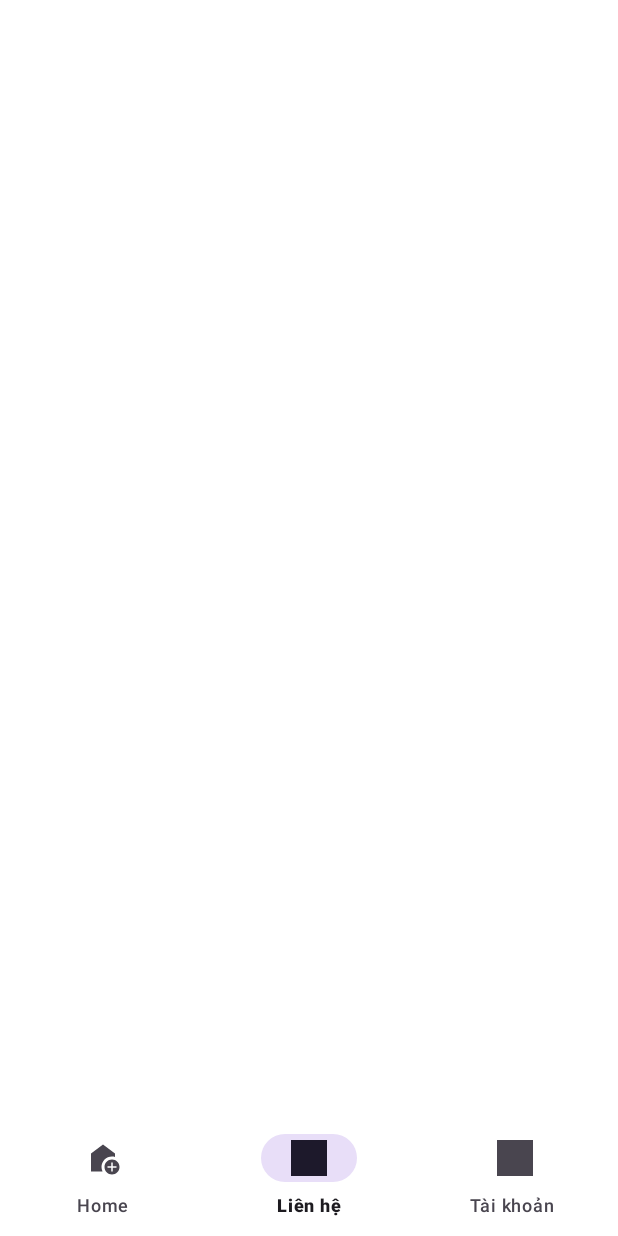
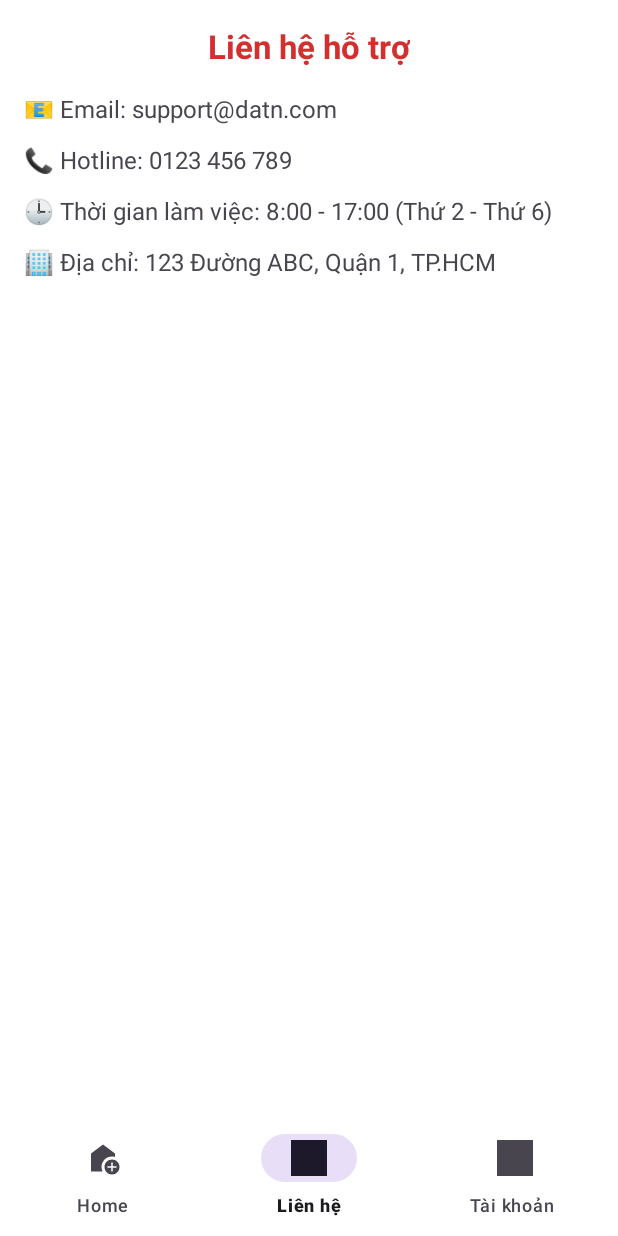
Before and after one commit to QuanTD05/Furniture-store, an Android app: the AdminActivity screen opened directly, with no data from a screen before it, item 2 of the bottom bar chosen, on a phone screen of 412 x 824 dp. Run offline under Robolectric (Android 15) with nearby library versions, the phone set to English and light mode, and no system bars.

Commit message:
thêm các nút buttom cho admin và user

```diff
--- a/app/build.gradle
+++ b/app/build.gradle
@@ -44,5 +44,6 @@ dependencies {
     implementation 'com.google.firebase:firebase-database'
     apply plugin: 'com.android.application'
     apply plugin: 'com.google.gms.google-services'
+    implementation 'androidx.fragment:fragment:1.6.1'
 
 }
--- a/app/src/main/java/com/example/datn/AdminActivity.java
+++ b/app/src/main/java/com/example/datn/AdminActivity.java
@@ -1,24 +1,52 @@
 package com.example.datn;
 
 import android.os.Bundle;
+import androidx.appcompat.app.AppCompatActivity;
+import androidx.fragment.app.Fragment;
 
-import androidx.activity.EdgeToEdge;
-import androidx.appcompat.app.AppCompatActivity;
-import androidx.core.graphics.Insets;
-import androidx.core.view.ViewCompat;
-import androidx.core.view.WindowInsetsCompat;
+import com.example.datn.AdminFragment.HomeFragment;
+import com.example.datn.AdminFragment.ContactFragment;
+import com.example.datn.AdminFragment.ProfileFragment;
+import com.google.android.material.bottomnavigation.BottomNavigationView;
+
 
 public class AdminActivity extends AppCompatActivity {
 
     @Override
     protected void onCreate(Bundle savedInstanceState) {
         super.onCreate(savedInstanceState);
-        EdgeToEdge.enable(this);
         setContentView(R.layout.activity_admin);
-        ViewCompat.setOnApplyWindowInsetsListener(findViewById(R.id.main), (v, insets) -> {
-            Insets systemBars = insets.getInsets(WindowInsetsCompat.Type.systemBars());
-            v.setPadding(systemBars.left, systemBars.top, systemBars.right, systemBars.bottom);
-            return insets;
+
+        BottomNavigationView bottomNavigationView = findViewById(R.id.bottom_navigation);
+
+        // Load mặc định
+        loadFragment(new HomeFragment());
+
+        bottomNavigationView.setOnItemSelectedListener(item -> {
+            Fragment selectedFragment = null;
+            int itemId = item.getItemId();
+
+            if (itemId == R.id.nav_home) {
+                selectedFragment = new HomeFragment();
+            } else if (itemId == R.id.nav_contact) {
+                selectedFragment = new ContactFragment();
+            } else if (itemId == R.id.nav_profile) {
+                selectedFragment = new ProfileFragment();
+            }
+
+            if (selectedFragment != null) {
+                loadFragment(selectedFragment);
+                return true;
+            }
+            return false;
         });
+
+    }
+
+    private void loadFragment(Fragment fragment) {
+        getSupportFragmentManager()
+                .beginTransaction()
+                .replace(R.id.main_content, fragment)
+                .commit();
     }
 }
--- /dev/null
+++ b/app/src/main/java/com/example/datn/AdminFragment/ContactFragment.java
@@ -0,0 +1,23 @@
+package com.example.datn.AdminFragment;
+
+import android.os.Bundle;
+import android.view.LayoutInflater;
+import android.view.View;
+import android.view.ViewGroup;
+
+import androidx.fragment.app.Fragment;
+
+import com.example.datn.R;
+
+public class ContactFragment extends Fragment {
+
+    public ContactFragment() {
+        // Bắt buộc phải có constructor rỗng
+    }
+
+    @Override
+    public View onCreateView(LayoutInflater inflater, ViewGroup container,
+                             Bundle savedInstanceState) {
+        return inflater.inflate(R.layout.fragment_contact_admin, container, false);
+    }
+}
--- /dev/null
+++ b/app/src/main/java/com/example/datn/AdminFragment/HomeFragment.java
@@ -0,0 +1,16 @@
+package com.example.datn.AdminFragment;
+
+import android.os.Bundle;
+import android.view.LayoutInflater;
+import android.view.View;
+import android.view.ViewGroup;
+import androidx.fragment.app.Fragment;
+import com.example.datn.R;
+
+public class HomeFragment extends Fragment {
+    public HomeFragment() {}
+    @Override
+    public View onCreateView(LayoutInflater inflater, ViewGroup container, Bundle savedInstanceState) {
+        return inflater.inflate(R.layout.fragment_home_admin, container, false);
+    }
+}
--- a/app/src/main/res/layout/activity_admin.xml
+++ b/app/src/main/res/layout/activity_admin.xml
@@ -1,9 +1,11 @@
+<?xml version="1.0" encoding="utf-8"?>
 <RelativeLayout xmlns:android="http://schemas.android.com/apk/res/android"
+    android:id="@+id/main"
     xmlns:app="http://schemas.android.com/apk/res-auto"
     android:layout_width="match_parent"
     android:layout_height="match_parent">
 
-    <!-- Nội dung chính của màn hình -->
+    <!-- Nội dung chính -->
     <FrameLayout
         android:id="@+id/main_content"
         android:layout_width="match_parent"
--- a/app/src/main/res/layout/activity_user.xml
+++ b/app/src/main/res/layout/activity_user.xml
@@ -1,16 +1,15 @@
 <RelativeLayout xmlns:android="http://schemas.android.com/apk/res/android"
     xmlns:app="http://schemas.android.com/apk/res-auto"
+    android:id="@+id/main"
     android:layout_width="match_parent"
     android:layout_height="match_parent">
 
-    <!-- Nội dung chính của màn hình -->
     <FrameLayout
         android:id="@+id/main_content"
         android:layout_width="match_parent"
         android:layout_height="match_parent"
         android:layout_above="@id/bottom_navigation" />
 
-    <!-- Thanh điều hướng dưới cùng -->
     <com.google.android.material.bottomnavigation.BottomNavigationView
         android:id="@+id/bottom_navigation"
         android:layout_width="match_parent"
--- /dev/null
+++ b/app/src/main/res/layout/fragment_contact_admin.xml
@@ -0,0 +1,49 @@
+<ScrollView xmlns:android="http://schemas.android.com/apk/res/android"
+    android:layout_width="match_parent"
+    android:layout_height="match_parent"
+    android:padding="16dp">
+
+    <LinearLayout
+        android:layout_width="match_parent"
+        android:layout_height="wrap_content"
+        android:orientation="vertical">
+
+        <TextView
+            android:id="@+id/contact_title"
+            android:layout_width="wrap_content"
+            android:layout_height="wrap_content"
+            android:text="Liên hệ hỗ trợ"
+            android:textSize="22sp"
+            android:textStyle="bold"
+            android:textColor="#D32F2F"
+            android:layout_gravity="center_horizontal"
+            android:layout_marginBottom="16dp" />
+
+        <TextView
+            android:layout_width="wrap_content"
+            android:layout_height="wrap_content"
+            android:text="📧 Email: support@datn.com"
+            android:textSize="16sp"
+            android:layout_marginBottom="12dp" />
+
+        <TextView
+            android:layout_width="wrap_content"
+            android:layout_height="wrap_content"
+            android:text="📞 Hotline: 0123 456 789"
+            android:textSize="16sp"
+            android:layout_marginBottom="12dp" />
+
+        <TextView
+            android:layout_width="wrap_content"
+            android:layout_height="wrap_content"
+            android:text="🕒 Thời gian làm việc: 8:00 - 17:00 (Thứ 2 - Thứ 6)"
+            android:textSize="16sp"
+            android:layout_marginBottom="12dp" />
+
+        <TextView
+            android:layout_width="wrap_content"
+            android:layout_height="wrap_content"
+            android:text="🏢 Địa chỉ: 123 Đường ABC, Quận 1, TP.HCM"
+            android:textSize="16sp" />
+    </LinearLayout>
+</ScrollView>
--- /dev/null
+++ b/app/src/main/res/layout/fragment_contact_user.xml
@@ -0,0 +1,6 @@
+<?xml version="1.0" encoding="utf-8"?>
+<androidx.constraintlayout.widget.ConstraintLayout xmlns:android="http://schemas.android.com/apk/res/android"
+    android:layout_width="match_parent"
+    android:layout_height="match_parent">
+
+</androidx.constraintlayout.widget.ConstraintLayout>
--- /dev/null
+++ b/app/src/main/res/layout/fragment_favorite_user.xml
@@ -0,0 +1,6 @@
+<?xml version="1.0" encoding="utf-8"?>
+<androidx.constraintlayout.widget.ConstraintLayout xmlns:android="http://schemas.android.com/apk/res/android"
+    android:layout_width="match_parent"
+    android:layout_height="match_parent">
+
+</androidx.constraintlayout.widget.ConstraintLayout>
--- /dev/null
+++ b/app/src/main/res/layout/fragment_home_user.xml
@@ -0,0 +1,6 @@
+<?xml version="1.0" encoding="utf-8"?>
+<androidx.constraintlayout.widget.ConstraintLayout xmlns:android="http://schemas.android.com/apk/res/android"
+    android:layout_width="match_parent"
+    android:layout_height="match_parent">
+
+</androidx.constraintlayout.widget.ConstraintLayout>
--- /dev/null
+++ b/app/src/main/res/layout/fragment_profile_user.xml
@@ -0,0 +1,6 @@
+<?xml version="1.0" encoding="utf-8"?>
+<androidx.constraintlayout.widget.ConstraintLayout xmlns:android="http://schemas.android.com/apk/res/android"
+    android:layout_width="match_parent"
+    android:layout_height="match_parent">
+
+</androidx.constraintlayout.widget.ConstraintLayout>
```
Also changed, not shown: app/src/main/java/com/example/datn/AdminFragment/ProfileFragment.java (added, +24 -0 lines), app/src/main/java/com/example/datn/UserActivity.java (+43 -10 lines), app/src/main/java/com/example/datn/UserFragment/ContactFragment.java (added, +19 -0 lines), app/src/main/java/com/example/datn/UserFragment/FavoriteFragment.java (added, +19 -0 lines), app/src/main/java/com/example/datn/UserFragment/HomeFragment.java (added, +19 -0 lines), app/src/main/java/com/example/datn/UserFragment/ProfileFragment.java (added, +19 -0 lines), app/src/main/res/layout/fragment_home_admin.xml (added, +45 -0 lines), app/src/main/res/layout/fragment_profil_admin.xml (added, +51 -0 lines), app/src/main/res/menu/menu.xml (deleted, +0 -19 lines).
